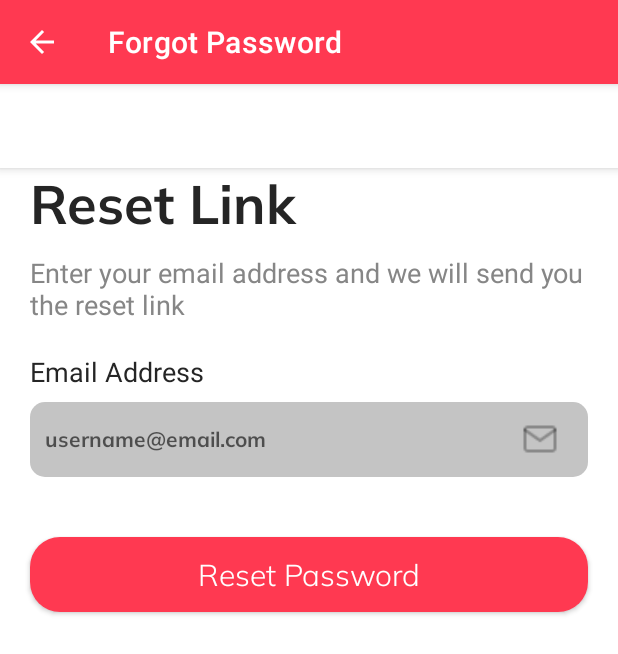
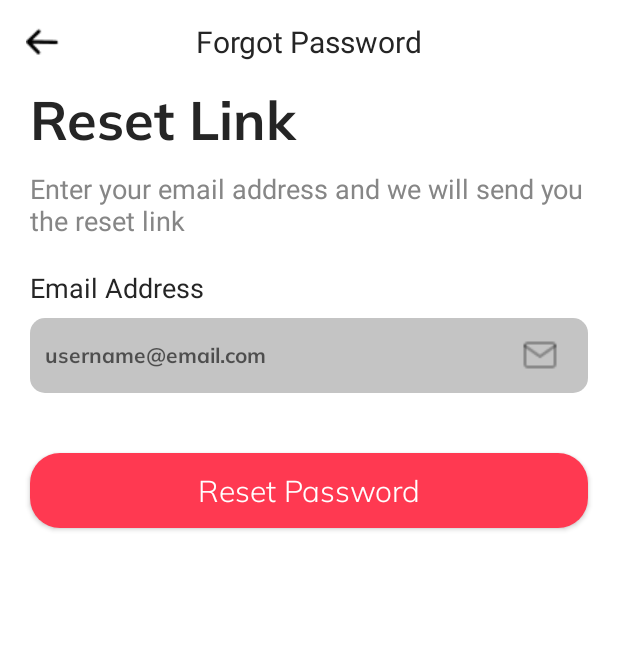
Before and after one commit to kariuki-joseph/farm2door, an Android app: the ForgotPassword screen opened directly, with no data from a screen before it, on a phone screen of 412 x 824 dp. Shown: the top 654 px of the screen. Run offline under Robolectric (Android 15) with nearby library versions, the phone set to English and light mode, and no system bars.

Commit message:
Setup Actionbar dynamically

```diff
--- a/app/src/main/java/com/example/farm2door/ForgotPassword.java
+++ b/app/src/main/java/com/example/farm2door/ForgotPassword.java
@@ -8,6 +8,7 @@ import android.os.Bundle;
 import android.view.MenuItem;
 
 import com.example.farm2door.databinding.ActivityForgotPasswordBinding;
+import com.example.farm2door.helpers.ToolBarHelper;
 
 public class ForgotPassword extends AppCompatActivity {
 
@@ -20,11 +21,7 @@ public class ForgotPassword extends AppCompatActivity {
         binding = ActivityForgotPasswordBinding.inflate(getLayoutInflater());
         setContentView(binding.getRoot());
 
-        setSupportActionBar(binding.toolbarLayout.toolbar);
-        getSupportActionBar().setDisplayHomeAsUpEnabled(true);
-        getSupportActionBar().setTitle("Forgot Password");
-
-
+        ToolBarHelper.setupToolBar(this, binding.toolbarLayout.toolbar, "Forgot Password", true);
 
     }
 
--- /dev/null
+++ b/app/src/main/java/com/example/farm2door/helpers/ToolBarHelper.java
@@ -0,0 +1,27 @@
+package com.example.farm2door.helpers;
+
+import android.content.Context;
+import android.widget.TextView;
+
+import androidx.appcompat.app.AppCompatActivity;
+import androidx.appcompat.widget.Toolbar;
+
+import com.example.farm2door.R;
+
+public class ToolBarHelper {
+    public static void setupToolBar (AppCompatActivity activity, Toolbar toolbar, String title, boolean showBackButton) {
+        activity.setSupportActionBar(toolbar);
+        activity.getSupportActionBar().setDisplayHomeAsUpEnabled(showBackButton);
+        activity.getSupportActionBar().setDisplayShowTitleEnabled(false);
+
+        TextView toolbarTitle  = toolbar.findViewById(R.id.toolbarTitle);
+        toolbarTitle.setText(title);
+
+        if (showBackButton) {
+            toolbar.setNavigationIcon(R.drawable.ic_back_arrow);
+            toolbar.setNavigationOnClickListener(v -> {
+                activity.finish();
+            });
+        }
+    }
+}
--- a/app/src/main/res/layout/toolbar_layout.xml
+++ b/app/src/main/res/layout/toolbar_layout.xml
@@ -1,10 +1,21 @@
 <?xml version="1.0" encoding="utf-8"?>
-<androidx.appcompat.widget.Toolbar
-    xmlns:android="http://schemas.android.com/apk/res/android"
+<androidx.appcompat.widget.Toolbar xmlns:android="http://schemas.android.com/apk/res/android"
     android:layout_width="match_parent"
     android:layout_height="?attr/actionBarSize"
+    xmlns:app="http://schemas.android.com/apk/res-auto"
     android:id="@+id/toolbar"
     android:background="@color/white"
-    android:elevation="4dp"
     android:theme="?attr/actionBarTheme"
-    />
+    app:titleTextColor="@color/black_variant" >
+
+    <TextView
+        android:layout_width="wrap_content"
+        android:layout_height="wrap_content"
+        android:id="@+id/toolbarTitle"
+        android:text=""
+        android:textColor="@color/black_variant"
+        android:textSize="20sp"
+        android:textStyle="normal"
+        android:layout_gravity="center"
+        />
+</androidx.appcompat.widget.Toolbar>
--- a/app/src/main/res/values/themes.xml
+++ b/app/src/main/res/values/themes.xml
@@ -1,6 +1,8 @@
 <resources xmlns:tools="http://schemas.android.com/tools">
     <!-- Base application theme. -->
     <style name="Theme.Farm2Door" parent="Theme.MaterialComponents.DayNight.DarkActionBar">
+        <item name="windowActionBar">false</item>
+        <item name="windowNoTitle">true</item>
         <!-- Primary brand color. -->
         <item name="colorPrimary">@color/color_primary</item>
         <item name="colorPrimaryVariant">@color/color_secondary</item>
```
Also changed, not shown: app/src/main/res/drawable/ic_back_arrow.png (added).
